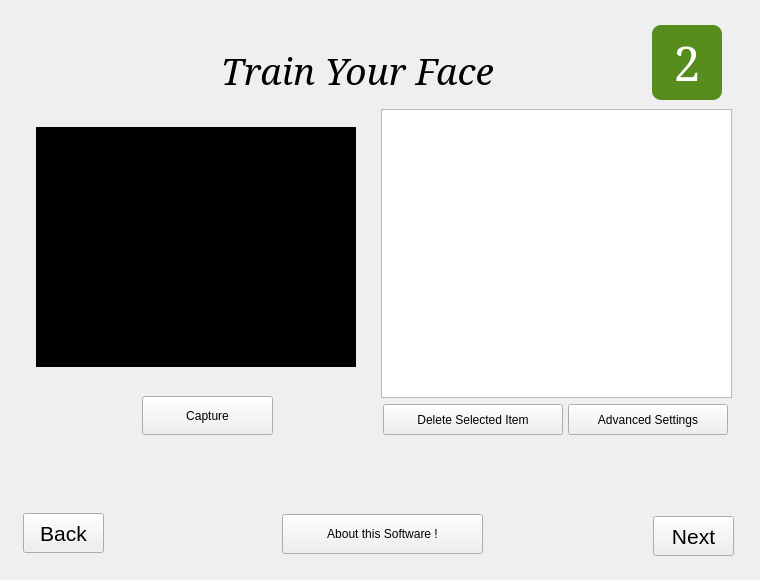
WilliamRen/pam-face-authentication, file qtbranch/data/ui/uifiles/faceTrainer.ui: the form before one commit.
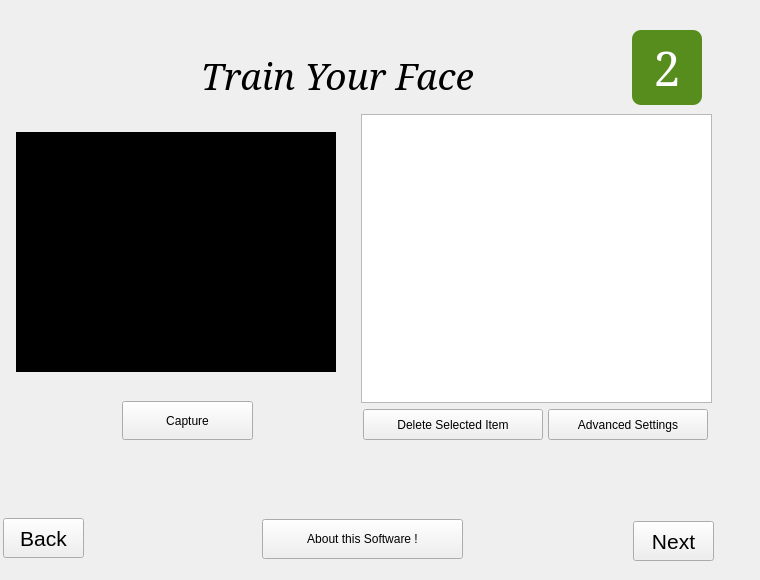
The form after the commit. The open tabs and pages were chosen to show the change. Icons and pictures are not drawn.

Patch:
```diff
--- a/qtbranch/data/ui/uifiles/faceTrainer.ui
+++ b/qtbranch/data/ui/uifiles/faceTrainer.ui
@@ -39,8 +39,8 @@
    <widget class="QStackedWidget" name="stkWg">
     <property name="geometry">
      <rect>
-      <x>10</x>
-      <y>5</y>
+      <x>-10</x>
+      <y>10</y>
       <width>746</width>
       <height>567</height>
      </rect>
@@ -474,7 +474,7 @@
       <property name="font">
        <font>
         <family>Serif</family>
-        <pointsize>16</pointsize>
+        <pointsize>14</pointsize>
         <weight>50</weight>
         <italic>true</italic>
         <bold>false</bold>
@@ -484,10 +484,7 @@
        <bool>false</bool>
       </property>
       <property name="styleSheet">
-       <string notr="true">font: italic 16pt &quot;Serif&quot;;
-border-width:14px;
-border-radius:8px;
-</string>
+       <string notr="true"/>
       </property>
       <property name="text">
        <string/>
@@ -496,10 +493,10 @@
        <set>Qt::AlignCenter</set>
       </property>
       <property name="wordWrap">
-       <bool>true</bool>
+       <bool>false</bool>
       </property>
       <property name="margin">
-       <number>13</number>
+       <number>0</number>
       </property>
      </widget>
      <widget class="QPushButton" name="pb_back_t2">
```
